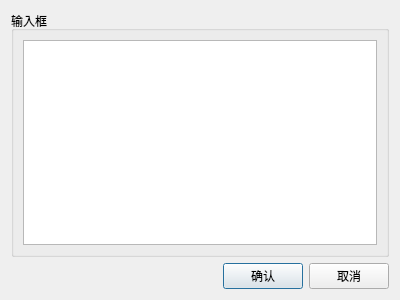
The window that ui/views/chat_dialog.ui (rinko224/desktop_pet) describes before a commit, drawn with Qt 5.
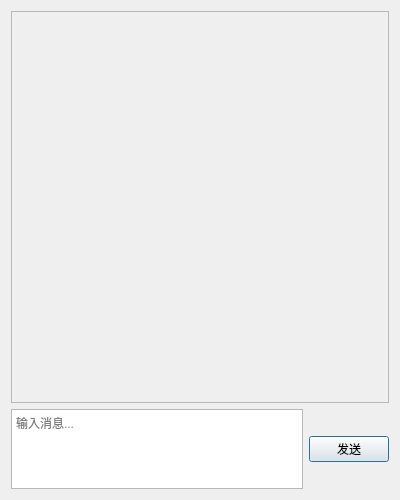
The same window after the commit.

```diff
--- a/ui/views/chat_dialog.ui
+++ b/ui/views/chat_dialog.ui
@@ -7,7 +7,7 @@
     <x>0</x>
     <y>0</y>
     <width>400</width>
-    <height>300</height>
+    <height>500</height>
    </rect>
   </property>
   <property name="windowTitle">
@@ -15,43 +15,83 @@
   </property>
   <layout class="QVBoxLayout" name="verticalLayout">
    <item>
-    <widget class="QGroupBox" name="groupBox">
-     <property name="title">
-      <string>输入框</string>
+    <widget class="QScrollArea" name="scrollArea">
+     <property name="minimumSize">
+      <size>
+       <width>0</width>
+       <height>300</height>
+      </size>
      </property>
-     <layout class="QHBoxLayout" name="horizontalLayout">
-      <item>
-       <widget class="QTextEdit" name="text_edit"/>
-      </item>
-     </layout>
+     <property name="widgetResizable">
+      <bool>true</bool>
+     </property>
+     <widget class="QWidget" name="scrollAreaWidgetContents">
+      <property name="geometry">
+       <rect>
+        <x>0</x>
+        <y>0</y>
+        <width>380</width>
+        <height>300</height>
+       </rect>
+      </property>
+      <layout class="QVBoxLayout" name="chat_layout">
+       <property name="spacing">
+        <number>10</number>
+       </property>
+       <property name="leftMargin">
+        <number>10</number>
+       </property>
+       <property name="topMargin">
+        <number>10</number>
+       </property>
+       <property name="rightMargin">
+        <number>10</number>
+       </property>
+       <property name="bottomMargin">
+        <number>10</number>
+       </property>
+       <item>
+        <spacer name="verticalSpacer">
+         <property name="orientation">
+          <enum>Qt::Vertical</enum>
+         </property>
+         <property name="sizeHint" stdset="0">
+          <size>
+           <width>20</width>
+           <height>260</height>
+          </size>
+         </property>
+        </spacer>
+       </item>
+      </layout>
+     </widget>
     </widget>
    </item>
    <item>
     <layout class="QHBoxLayout" name="horizontalLayout_2">
      <item>
-      <spacer name="horizontalSpacer">
-       <property name="orientation">
-        <enum>Qt::Horizontal</enum>
-       </property>
-       <property name="sizeHint" stdset="0">
+      <widget class="QTextEdit" name="text_edit">
+       <property name="maximumSize">
         <size>
-         <width>40</width>
-         <height>20</height>
+         <width>16777215</width>
+         <height>80</height>
         </size>
        </property>
-      </spacer>
-     </item>
-     <item>
-      <widget class="QPushButton" name="ensure">
-       <property name="text">
-        <string>确认</string>
+       <property name="placeholderText">
+        <string>输入消息...</string>
        </property>
       </widget>
      </item>
      <item>
       <widget class="QPushButton" name="cancel">
        <property name="text">
-        <string>取消</string>
+        <string>发送</string>
+       </property>
+       <property name="minimumSize">
+        <size>
+         <width>60</width>
+         <height>0</height>
+        </size>
        </property>
       </widget>
      </item>
```
Left out of the diff: 10 changed lines with no effect on the pictures.
